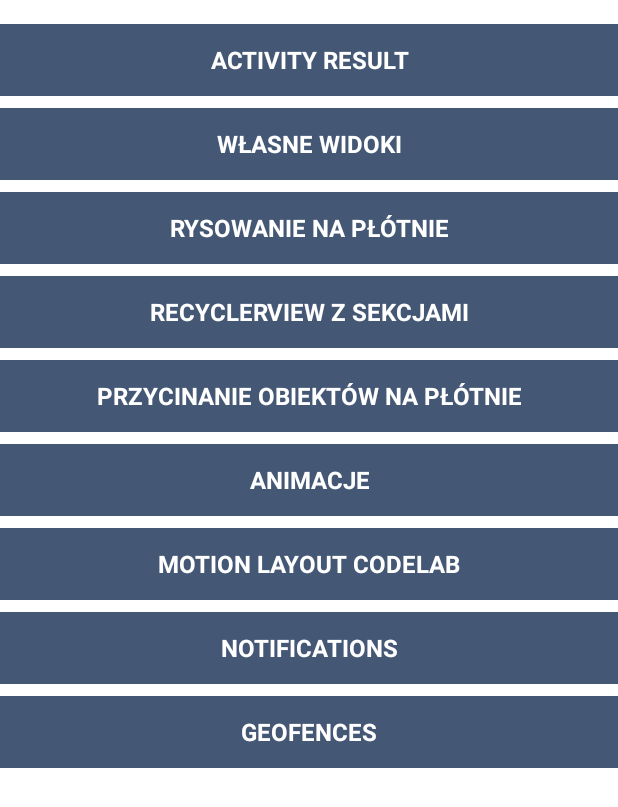
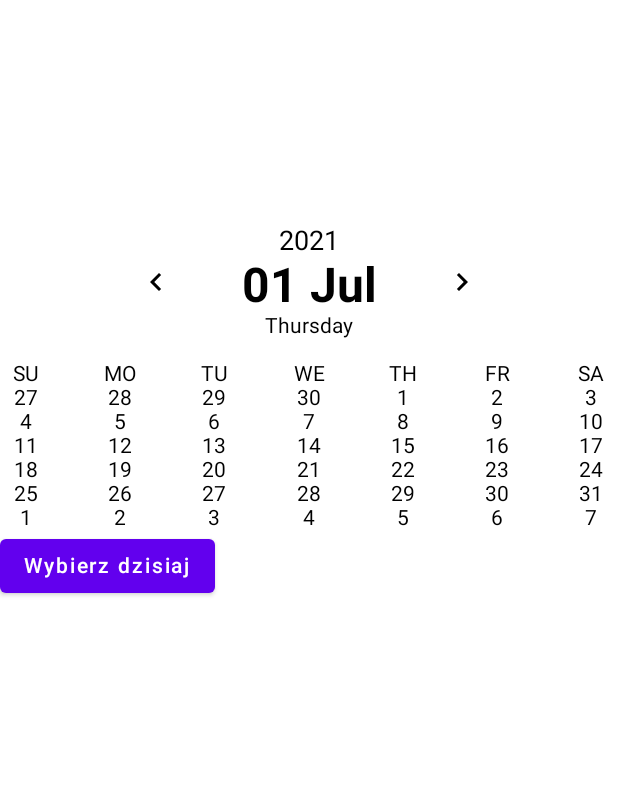
Before and after one commit to RowickaM/NewThings, an Android app built with Jetpack Compose: the screen it shows after launch (MainActivity before the commit, CalendarActivity after it), on a phone screen of 412 x 824 dp. Shown: the top 807 px of the screen. Run offline under Robolectric (Android 15) with nearby library versions, the phone set to English and light mode, and no system bars.

Commit message:
prepare view for calendar

```diff
--- a/app/src/main/java/com/rowicka/newthings/MainActivity.kt
+++ b/app/src/main/java/com/rowicka/newthings/MainActivity.kt
@@ -2,6 +2,7 @@ package com.rowicka.newthings
 
 import android.os.Bundle
 import com.rowicka.newthings.activityResult.HomeScreenActivity
+import com.rowicka.newthings.calendar.CalendarActivity
 import com.rowicka.newthings.clippingCanvasObjects.ClippingCanvasObjects
 import com.rowicka.newthings.customView.CustomViewActivity
 import com.rowicka.newthings.databinding.ActivityMainBinding
@@ -37,6 +38,7 @@ class MainActivity : BaseActivity() {
             navMotionLayout.setOnClickListener { navigateToActivity(MotionLayoutActivity::class) }
             navNotification.setOnClickListener { navigateToActivity(NotificationActivity::class) }
             navGeofences.setOnClickListener { navigateToActivity(GeofencesActivity::class) }
+            navCalendar.setOnClickListener { navigateToActivity(CalendarActivity::class) }
         }
     }
 }
--- /dev/null
+++ b/app/src/main/java/com/rowicka/newthings/calendar/CalendarActivity.kt
@@ -0,0 +1,239 @@
+package com.rowicka.newthings.calendar
+
+import android.os.Bundle
+import android.util.Log
+import androidx.activity.compose.setContent
+import androidx.appcompat.app.AppCompatActivity
+import androidx.compose.foundation.layout.*
+import androidx.compose.foundation.lazy.LazyColumn
+import androidx.compose.foundation.lazy.LazyRow
+import androidx.compose.foundation.lazy.items
+import androidx.compose.foundation.lazy.itemsIndexed
+import androidx.compose.material.Button
+import androidx.compose.material.Text
+import androidx.compose.material.icons.Icons
+import androidx.compose.material.icons.filled.ChevronLeft
+import androidx.compose.material.icons.filled.ChevronRight
+import androidx.compose.runtime.Composable
+import androidx.compose.runtime.mutableStateOf
+import androidx.compose.runtime.remember
+import androidx.compose.ui.Alignment
+import androidx.compose.ui.Modifier
+import androidx.compose.ui.text.font.FontWeight
+import androidx.compose.ui.text.style.TextAlign
+import androidx.compose.ui.tooling.preview.Preview
+import androidx.compose.ui.unit.dp
+import androidx.compose.ui.unit.sp
+import java.text.DateFormatSymbols
+import java.time.DayOfWeek
+import java.time.LocalDate
+import java.time.Month
+import java.time.format.DateTimeFormatter
+import java.time.format.TextStyle
+import java.util.*
+import androidx.compose.ui.text.TextStyle as TextStyleCompose
+
+class CalendarActivity : AppCompatActivity() {
+
+    override fun onCreate(savedInstanceState: Bundle?) {
+        super.onCreate(savedInstanceState)
+
+
+        setContent {
+//            val (dateTime, setDate) = remember { mutableStateOf(LocalDate.now()) }
+            val (dateTime, setDate) = remember {
+                mutableStateOf(
+                    LocalDate.of(2021,
+                        Month.JULY,//Month.AUGUST
+                        1)
+                )
+            }
+
+            Column {
+                Spacer(modifier = Modifier.height(150.dp))
+                CalendarHeader(
+                    date = dateTime,
+                    onPrev = { setDate(dateTime.minusMonths(1)) },
+                    onNext = { setDate(dateTime.plusMonths(1)) }
+                )
+
+                Spacer(modifier = Modifier.height(16.dp))
+
+                CalendarMonth(date = dateTime)
+
+                if (dateTime != LocalDate.now()) {
+                    Button(onClick = { setDate(LocalDate.now()) }) {
+                        Text(text = "Wybierz dzisiaj")
+                    }
+                }
+            }
+        }
+    }
+
+    @Composable
+    fun CalendarHeader(
+        date: LocalDate,
+        onPrev: () -> Unit = {},
+        onNext: () -> Unit = {},
+    ) {
+        Row(
+            modifier = Modifier
+                .fillMaxWidth()
+                .padding(horizontal = 26.dp),
+            horizontalArrangement = Arrangement.Center,
+            verticalAlignment = Alignment.CenterVertically
+        ) {
+            IconButton(onClick = onPrev, icon = Icons.Default.ChevronLeft)
+            DisplaySelectedDate(date = date)
+            IconButton(onClick = onNext, icon = Icons.Default.ChevronRight)
+        }
+    }
+
+    @Composable
+    fun DisplaySelectedDate(date: LocalDate) {
+        val year = date.year.toString()
+        val day = date.format(DateTimeFormatter.ofPattern("dd", Locale.getDefault()))
+        val month = date.format(DateTimeFormatter.ofPattern("LLL", Locale.getDefault()))
+        val dayOfWeek = date.dayOfWeek.getDisplayName(TextStyle.FULL, Locale.getDefault())
+
+        Column(
+            modifier = Modifier.fillMaxWidth(0.5f),
+            horizontalAlignment = Alignment.CenterHorizontally
+        ) {
+            Text(
+                style = TextStyleCompose(
+                    fontSize = 18.sp
+                ),
+                text = year
+            )
+            Text(
+                style = TextStyleCompose(
+                    fontSize = 32.sp,
+                    fontWeight = FontWeight.Bold
+                ),
+                text = "$day ${month.upperFirst()}"
+            )
+            Text(
+                style = TextStyleCompose(
+                    fontSize = 14.sp
+                ),
+                text = dayOfWeek.upperFirst()
+            )
+        }
+    }
+
+    @Preview(showBackground = true)
+    @Composable
+    private fun CalendarHeaderPrev() {
+        CalendarHeader(
+            LocalDate.now()
+        )
+    }
+
+    @Composable
+    fun CalendarMonth(date: LocalDate) {
+        val days = DateFormatSymbols(Locale.getDefault()).shortWeekdays.filter { it.isNotEmpty() }
+        Column {
+            LazyRow(
+                modifier = Modifier.fillMaxWidth(),
+                horizontalArrangement = Arrangement.SpaceBetween,
+            ) {
+                items(items = days) { weekday ->
+                    if (weekday.isNotEmpty()) {
+                        Text(
+                            modifier = Modifier.width(35.dp),
+                            text = weekday
+                                .dropLast(if (weekday.length <= 4) 1 else weekday.length - 3)
+                                .uppercase(),
+                            textAlign = TextAlign.Center
+                        )
+                    }
+                }
+            }
+
+            val prevMonthLength = date.minusMonths(1).month.length(true)
+
+            val firstDayOfMonth = LocalDate.of(date.year, date.month, 1)
+            val offset = 7 - (DayOfWeek.SUNDAY.value - firstDayOfMonth.dayOfWeek.value)
+
+            val monthLength = date.month.length(true)
+
+            val weeks = (offset + monthLength) / 7
+            val lastDaysCount = (monthLength - weeks * 7) + offset
+
+            val totalWeeks = weeks + if (offset > 0) 1 else 0
+            Log.d("MRMRMR", "$totalWeeks: ")
+            LazyColumn {
+                itemsIndexed(items = (1..totalWeeks).toList()) { index, item ->
+                    LazyRow(
+                        modifier = Modifier.fillMaxWidth(),
+                        horizontalArrangement = Arrangement.SpaceBetween,
+                    ) {
+                        itemsIndexed(items = getDaysForRow(
+                            week = index,
+                            offset = offset,
+                            daysOfLastMonth = prevMonthLength,
+                            monthLength = monthLength
+                        )) { index, item ->
+                            Text(
+                                modifier = Modifier.width(35.dp),
+                                text = item.toString(),
+                                textAlign = TextAlign.Center
+                            )
+                        }
+                    }
+                }
+            }
+        }
+    }
+
+    private fun getDaysForRow(
+        week: Int,
+        offset: Int,
+        daysOfLastMonth: Int,
+        monthLength: Int,
+    ): List<Int> {
+        Log.d("MRMRMR", "week $week")
+        val list = arrayListOf<Int>()
+
+        if (week == 0) {
+            for (i in 1..7) {
+                if (i > offset) {
+                    list.add(i - offset)
+                } else {
+                    list.add(daysOfLastMonth - offset + i)
+                }
+            }
+        } else {
+            var positionOnLastDay = 0
+            for (i in 1..7) {
+                val day = i + week * 7 - offset
+                list.add(
+                    if (day > monthLength) {
+                        i - positionOnLastDay
+                    } else {
+                        positionOnLastDay += 1
+                        day
+                    })
+            }
+        }
+
+        Log.d("MRMRMR", "$list")
+        return list
+    }
+
+    @Preview(showBackground = true)
+    @Composable
+    private fun CalendarMonthPrev() {
+        val firstDayOfJuly = LocalDate.of(2021, Month.JULY, 1)
+        val firstDayOfAugust = LocalDate.of(2021, Month.AUGUST, 1)
+
+        Column {
+            Text(text = firstDayOfJuly.toString(),modifier = Modifier.fillMaxWidth().wrapContentWidth().padding(top = 16.dp, bottom = 8.dp))
+            CalendarMonth(firstDayOfJuly)
+
+            Text(text = firstDayOfAugust.toString(),modifier = Modifier.fillMaxWidth().wrapContentWidth().padding(top = 16.dp, bottom = 8.dp))
+            CalendarMonth(firstDayOfAugust)
+        }
+    }
+}
--- /dev/null
+++ b/app/src/main/java/com/rowicka/newthings/calendar/Ex.kt
@@ -0,0 +1,7 @@
+package com.rowicka.newthings.calendar
+
+import java.util.*
+
+fun String.upperFirst(): String {
+    return this.replaceFirstChar { if (it.isLowerCase()) it.titlecase(Locale.getDefault()) else it.toString() }
+}
--- /dev/null
+++ b/app/src/main/java/com/rowicka/newthings/calendar/misc.kt
@@ -0,0 +1,15 @@
+package com.rowicka.newthings.calendar
+
+import androidx.compose.material.Icon
+import androidx.compose.runtime.Composable
+import androidx.compose.ui.graphics.vector.ImageVector
+
+@Composable
+fun IconButton(
+    onClick: () -> Unit,
+    icon: ImageVector,
+) {
+    androidx.compose.material.IconButton(onClick = onClick) {
+        Icon(imageVector = icon, contentDescription = null)
+    }
+}
--- a/app/src/main/res/layout/activity_geofences.xml
+++ b/app/src/main/res/layout/activity_geofences.xml
@@ -27,7 +27,6 @@
             android:layout_marginStart="@dimen/horizontal_margin"
             android:layout_marginEnd="@dimen/horizontal_margin"
             android:layout_marginBottom="@dimen/vertical_margin"
-            android:fontFamily="@font/della_respira"
             android:text="@{context.getString(viewmodel.geofenceHintResourceId)}"
             android:textAlignment="center"
             android:textSize="@dimen/hint_text_size"
--- a/app/src/main/res/layout/activity_main.xml
+++ b/app/src/main/res/layout/activity_main.xml
@@ -76,6 +76,13 @@
         android:layout_width="match_parent"
         android:layout_height="wrap_content"
         android:text="@string/geofences_title" />
+
+    <TextView
+        android:id="@+id/navCalendar"
+        style="@style/Button"
+        android:layout_width="match_parent"
+        android:layout_height="wrap_content"
+        android:text="@string/calendar_title" />
   </LinearLayout>
 
 </ScrollView>
--- a/app/src/main/res/values/strings.xml
+++ b/app/src/main/res/values/strings.xml
@@ -116,4 +116,7 @@
     <string name="content_text">You found a clue <xliff:g id="geofence_location">%1$s</xliff:g>.</string>
     <string name="notification_channel_description">Geofence status notification</string>
     <string name="android_map_description">An Android robot with a map</string>
+
+    <!-- Calendar -->
+    <string name="calendar_title">Kalendarz</string>
 </resources>
--- a/build.gradle
+++ b/build.gradle
@@ -1,12 +1,12 @@
 // Top-level build file where you can add configuration options common to all sub-projects/modules.
 buildscript {
-    ext.kotlin_version = "1.4.21"
+    ext.kotlin_version = "1.5.21"
     repositories {
         google()
         jcenter()
     }
     dependencies {
-        classpath "com.android.tools.build:gradle:4.1.2"
+        classpath 'com.android.tools.build:gradle:7.0.0'
         classpath "org.jetbrains.kotlin:kotlin-gradle-plugin:1.5.21"
 
         // NOTE: Do not place your application dependencies here; they belong
```
Also changed, not shown: app/build.gradle (+16 -3 lines), app/src/main/AndroidManifest.xml (+12 -4 lines), gradle/wrapper/gradle-wrapper.properties.
